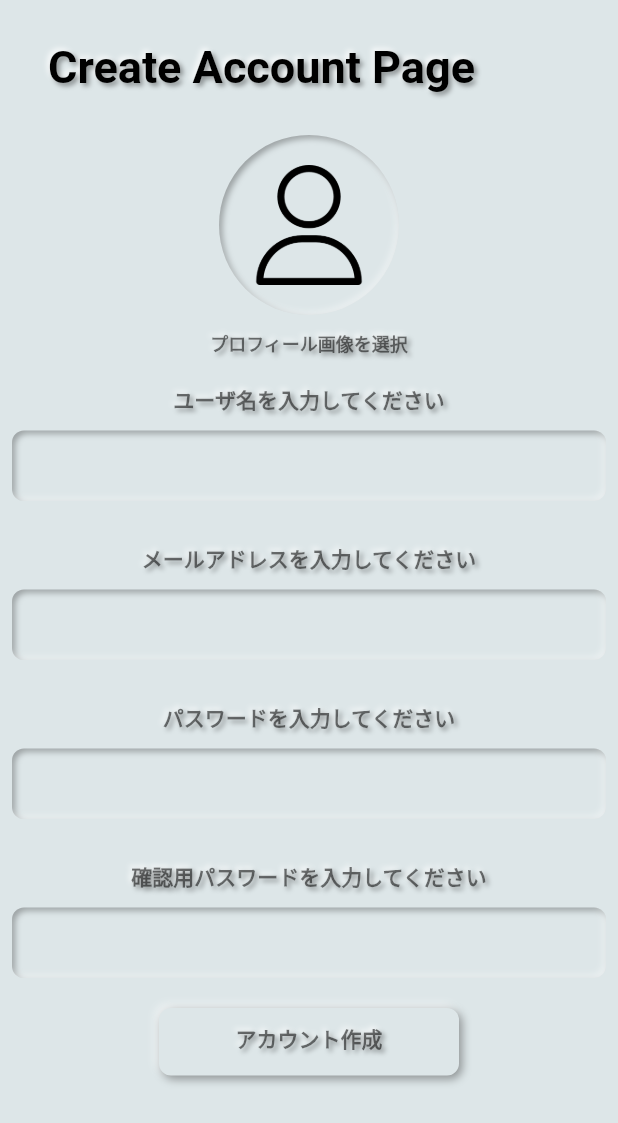
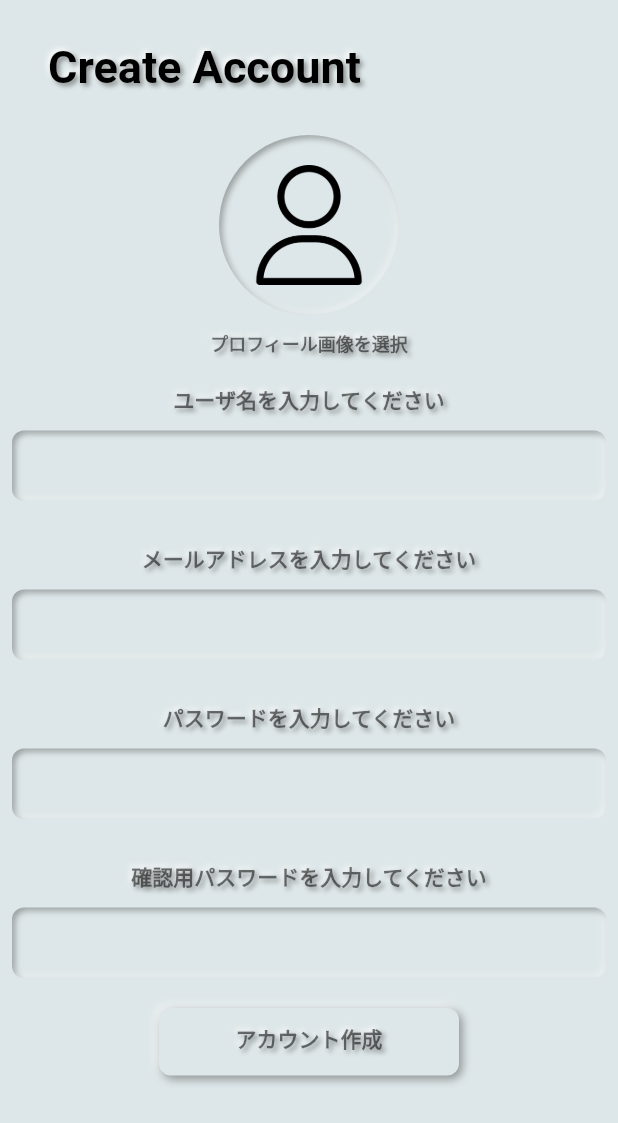
Before and after one commit to ueqareer/ueq_camp_202106_team_a, a Flutter app: the CreateAccountScreen screen opened directly, on a phone screen of 412 x 824 dp. Shown: the top 1123 px of the screen. Run offline on Flutter 3.47's test engine with Material 2 defaults, Android fonts, the phone set to English and light mode, and no system bars; drawn by our look-alikes of flutter_neumorphic; our stand-ins replace cloud_firestore, firebase_auth, firebase_core, firebase_storage, image_picker; accounts and stored records are empty.

Commit message:
fix create recruitment of coordination screen.dart.

```diff
--- a/lib/screens/create_account_screen.dart
+++ b/lib/screens/create_account_screen.dart
@@ -139,7 +139,7 @@ class _CreateAccountScreenState extends State<CreateAccountScreen> {
       child: Scaffold(
         resizeToAvoidBottomInset: false,
         appBar: NeumorphicCustomAppBar(
-          title: "Create Account Page",
+          title: "Create Account",
           fontSize: 30.0,
         ),
         body: SingleChildScrollView(
--- a/lib/screens/screen1.dart
+++ b/lib/screens/screen1.dart
@@ -44,7 +44,7 @@ class _Screen1State extends State<Screen1> {
     return SafeArea(
       child: Scaffold(
         appBar: NeumorphicCustomAppBar(
-          title: "Login Page",
+          title: "Login",
           fontSize: 30.0,
         ),
         body: Column(
--- a/lib/screens/select_coordination_for_other_user_screen.dart
+++ b/lib/screens/select_coordination_for_other_user_screen.dart
@@ -144,8 +144,7 @@ class _SelectCoordinationForOtherUserScreenState
 
   @override
   Widget build(BuildContext context) {
-    return NeumorphicApp(
-      home: SafeArea(
+    return SafeArea(
       child: Scaffold(
         appBar: NeumorphicCustomAppBar(
           title: 'Coordinate App',
@@ -326,7 +325,6 @@ class _SelectCoordinationForOtherUserScreenState
           ),
         ),
       ),
-      ),
     );
   }
 }
--- a/lib/screens/select_how_to_registrate_clothes_screen.dart
+++ b/lib/screens/select_how_to_registrate_clothes_screen.dart
@@ -90,8 +90,7 @@ class SelectHowToRegistrateClothesScreen extends StatelessWidget {
 
   @override
   Widget build(BuildContext context) {
-    return NeumorphicApp(
-      home: SafeArea(
+    return SafeArea(
       child: Scaffold(
         appBar: NeumorphicCustomAppBar(
           title: "Coordinate App",
@@ -162,8 +161,6 @@ class SelectHowToRegistrateClothesScreen extends StatelessWidget {
             ),
           ),
         ),
-          bottomNavigationBar: NeumorphicBottomNavigation(),
-        ),
       ),
     );
   }
--- a/lib/screens/select_my_coordination_screen.dart
+++ b/lib/screens/select_my_coordination_screen.dart
@@ -145,8 +145,7 @@ class _SelectMyCoordinationScreenState
 
   @override
   Widget build(BuildContext context) {
-    return NeumorphicApp(
-      home: SafeArea(
+    return SafeArea(
       child: Scaffold(
         appBar: NeumorphicCustomAppBar(
           title: 'Coordinate App',
@@ -327,7 +326,6 @@ class _SelectMyCoordinationScreenState
           ),
         ),
       ),
-      ),
     );
   }
 }
--- a/lib/screens/selecting_clothes_screen.dart
+++ b/lib/screens/selecting_clothes_screen.dart
@@ -40,8 +40,7 @@ class _SelectingClothesScreenState extends State<SelectingClothesScreen> {
           ));
     }
 
-    return NeumorphicApp(
-      home: SafeArea(
+    return SafeArea(
       child: Scaffold(
         appBar: NeumorphicCustomAppBar(
           title: "Coordinate App",
@@ -50,7 +49,6 @@ class _SelectingClothesScreenState extends State<SelectingClothesScreen> {
         body: buildClothesList(),
         floatingActionButton: NeumorphicCustomFloatingActionButton(
           onPressed: () => screenTransition,
-          ),
         ),
       ),
     );
```
Also changed, not shown: lib/screens/create-recruitment-of-coordination.dart (+2 -5 lines), 9 other files. Lines whose indentation alone changed are shown as unchanged.
